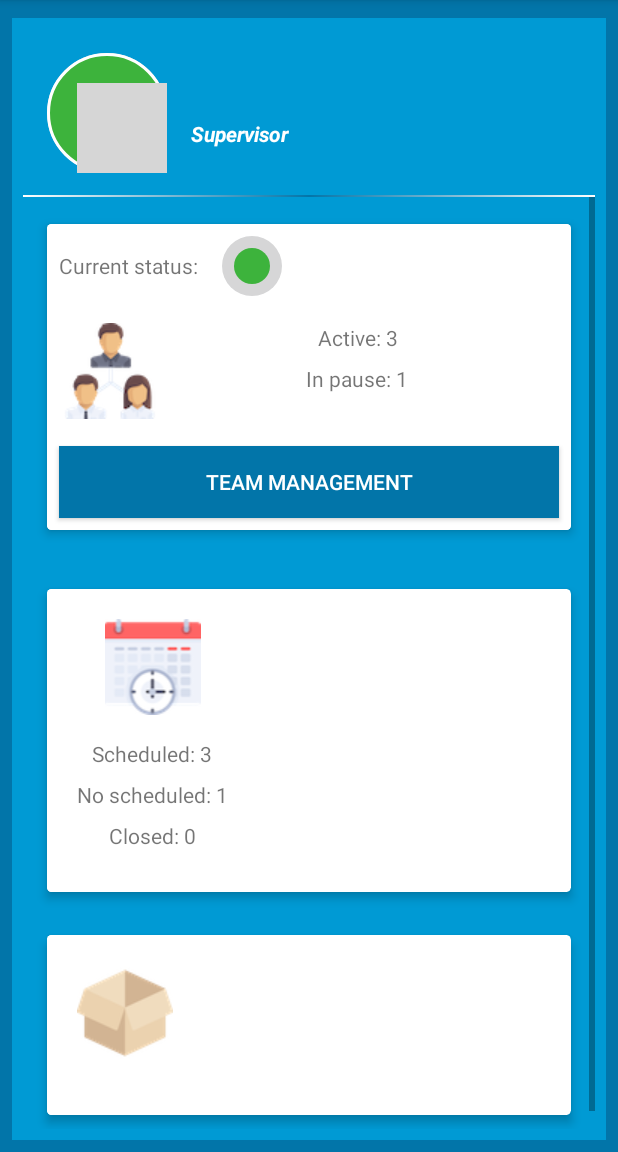
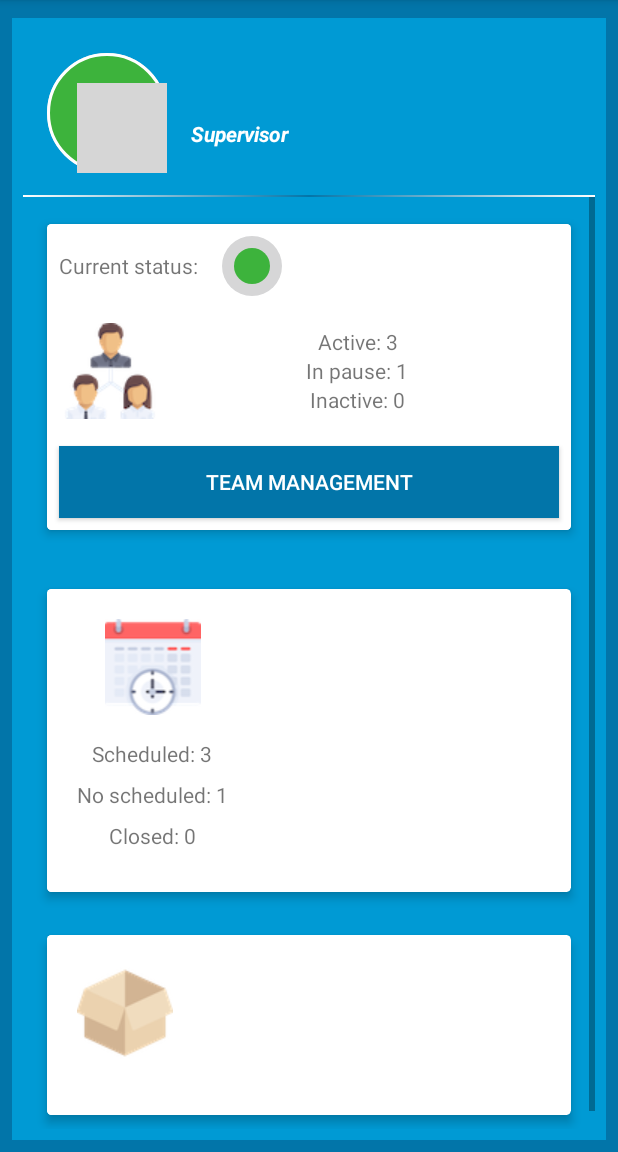
Before and after one commit to andrea07021981/WorkForceTracking, an Android app: the DashBoardFragment screen opened directly, with no data from a screen before it, on a phone screen of 412 x 824 dp, the part 84-1236 px from its top. Run offline under Robolectric (Android 15) with nearby library versions, the phone set to English and light mode, and no system bars; our stand-ins replace CircleImageView, Room's generated code; libraries missing offline, so code that uses them is left out: android.arch.persistence; pictures from the network do not load; 2 statements that could not run were skipped; grey boxes are pictures that could not be loaded.

Commit message:
Data corrections

```diff
--- a/app/src/main/AndroidManifest.xml
+++ b/app/src/main/AndroidManifest.xml
@@ -35,7 +35,8 @@
         <activity
             android:name=".ui.DashBoardActivity"
             android:theme="@style/AppThemeNoActionBar" />
-        <activity android:name=".TeamManagementActivity"></activity>
+        <activity android:name=".ui.TeamManagementActivity"
+            android:theme="@style/AppThemeExplode" />
     </application>
 
 </manifest>
--- a/app/src/main/java/com/projects/andreafranco/workforcetracking/ui/DashBoardActivity.java
+++ b/app/src/main/java/com/projects/andreafranco/workforcetracking/ui/DashBoardActivity.java
@@ -1,5 +1,6 @@
 package com.projects.andreafranco.workforcetracking.ui;
 
+import android.content.Intent;
 import android.graphics.Color;
 import android.support.annotation.NonNull;
 import android.support.design.widget.NavigationView;
@@ -38,7 +39,6 @@ public class DashBoardActivity extends SingleFragmentActivity implements DashBoa
     }
 
     private void setUpNavigationDrawer() {
-        //TODO Set the view model and get data from the active user
         Toolbar toolbar = (Toolbar) findViewById(R.id.dashboard_toolbar);
         setSupportActionBar(toolbar);
 
--- a/app/src/main/java/com/projects/andreafranco/workforcetracking/ui/DashBoardFragment.java
+++ b/app/src/main/java/com/projects/andreafranco/workforcetracking/ui/DashBoardFragment.java
@@ -3,10 +3,14 @@ package com.projects.andreafranco.workforcetracking.ui;
 import android.arch.lifecycle.Observer;
 import android.arch.lifecycle.ViewModelProviders;
 import android.content.Context;
+import android.content.Intent;
 import android.graphics.BitmapFactory;
 import android.os.Bundle;
 import android.support.annotation.Nullable;
+import android.support.constraint.ConstraintLayout;
+import android.support.v4.app.ActivityOptionsCompat;
 import android.support.v4.app.Fragment;
+import android.support.v4.view.ViewCompat;
 import android.support.v7.widget.RecyclerView;
 import android.support.v7.widget.StaggeredGridLayoutManager;
 import android.view.LayoutInflater;
@@ -16,6 +20,7 @@ import android.widget.TextView;
 
 import com.projects.andreafranco.workforcetracking.R;
 import com.projects.andreafranco.workforcetracking.local.entity.UserEntity;
+import com.projects.andreafranco.workforcetracking.model.DashboardFunction;
 import com.projects.andreafranco.workforcetracking.ui.component.CircleImageView;
 import com.projects.andreafranco.workforcetracking.ui.component.DashBoardRecycleViewAdapter;
 import com.projects.andreafranco.workforcetracking.ui.component.SpacesItemDecoration;
@@ -24,8 +29,9 @@ import com.projects.andreafranco.workforcetracking.viewmodel.UserViewModel;
 /**
  * create an instance of this fragment.
  */
-public class DashBoardFragment extends Fragment {
+public class DashBoardFragment extends Fragment implements DashBoardRecycleViewAdapter.OnItemInteractionListener {
     private static final String ARG_PARAM1 = "param1";
+    private static final String USER_ID = "user_id";
     private int mUserId;
 
     private OnDashBoardFragmentInteractionListener mListener;
@@ -96,7 +102,7 @@ public class DashBoardFragment extends Fragment {
         mRecyclerView = view.findViewById(R.id.main_recycleview);
         StaggeredGridLayoutManager staggeredGridLayoutManager = new StaggeredGridLayoutManager(1, StaggeredGridLayoutManager.VERTICAL);
         mRecyclerView.setLayoutManager(staggeredGridLayoutManager);
-        DashBoardRecycleViewAdapter dashBoardRecycleViewAdapter = new DashBoardRecycleViewAdapter(mUserId, getActivity());
+        DashBoardRecycleViewAdapter dashBoardRecycleViewAdapter = new DashBoardRecycleViewAdapter(mUserId, getActivity(), this);
         mRecyclerView.setAdapter(dashBoardRecycleViewAdapter);
         SpacesItemDecoration decoration = new SpacesItemDecoration(16);
         mRecyclerView.addItemDecoration(decoration);
@@ -133,6 +139,26 @@ public class DashBoardFragment extends Fragment {
         mListener = null;
     }
 
+    //Events from recycleview
+    @Override
+    public void onItemSelected(DashboardFunction dashboardFunction) {
+        switch (dashboardFunction.getFunctionType()) {
+            case DashboardFunction.FUNCTION_TEAM:
+                Intent intent = new Intent(getActivity(), TeamManagementActivity.class);
+                intent.putExtra(USER_ID, mUserId);
+                startActivity(intent);
+                break;
+
+            case DashboardFunction.FUNCTION_CALENDAR:
+                break;
+
+            case DashboardFunction.FUNCTION_MATERIAL:
+                break;
+
+            default:
+                break;
+        }
+    }
 
     public interface OnDashBoardFragmentInteractionListener {
         void onFragmentInteraction();
--- a/app/src/main/java/com/projects/andreafranco/workforcetracking/TeamManagementActivity.java
+++ b/app/src/main/java/com/projects/andreafranco/workforcetracking/ui/TeamManagementActivity.java
@@ -1,7 +1,9 @@
-package com.projects.andreafranco.workforcetracking;
+package com.projects.andreafranco.workforcetracking.ui;
 
 import android.support.v7.app.AppCompatActivity;
 import android.os.Bundle;
+
+import com.projects.andreafranco.workforcetracking.R;
 
 public class TeamManagementActivity extends AppCompatActivity {
 
--- a/app/src/main/java/com/projects/andreafranco/workforcetracking/ui/component/DashBoardRecycleViewAdapter.java
+++ b/app/src/main/java/com/projects/andreafranco/workforcetracking/ui/component/DashBoardRecycleViewAdapter.java
@@ -2,17 +2,18 @@ package com.projects.andreafranco.workforcetracking.ui.component;
 
 import android.content.Context;
 import android.support.annotation.NonNull;
+import android.support.v4.app.Fragment;
 import android.support.v7.widget.CardView;
 import android.support.v7.widget.RecyclerView;
 import android.support.v7.widget.StaggeredGridLayoutManager;
 import android.view.LayoutInflater;
 import android.view.View;
 import android.view.ViewGroup;
-import android.widget.ImageView;
+import android.widget.Button;
 
-import com.projects.andreafranco.workforcetracking.FunctionTeamFragment;
 import com.projects.andreafranco.workforcetracking.R;
 import com.projects.andreafranco.workforcetracking.model.DashboardFunction;
+import com.projects.andreafranco.workforcetracking.ui.DashBoardFragment;
 
 import java.util.ArrayList;
 import java.util.Arrays;
@@ -22,8 +23,9 @@ public class DashBoardRecycleViewAdapter extends RecyclerView.Adapter<DashBoardR
     private final int mUserId;
     private final Context mContext;
     private List<DashboardFunction> mImageList;
+    private OnItemInteractionListener mListener;
 
-    public DashBoardRecycleViewAdapter(int userId, Context context) {
+    public DashBoardRecycleViewAdapter(int userId, Context context, Fragment fragment) {
         mUserId = userId;
         mContext = context;
         //TODO, based on user type (Team leader or others) we'll have differents home pages. Now, we set it up with fixed images
@@ -33,6 +35,17 @@ public class DashBoardRecycleViewAdapter extends RecyclerView.Adapter<DashBoardR
                 new DashboardFunction(DashboardFunction.FUNCTION_TEAM),
                 new DashboardFunction(DashboardFunction.FUNCTION_CALENDAR),
                 new DashboardFunction(DashboardFunction.FUNCTION_MATERIAL)));
+
+        if (fragment instanceof OnItemInteractionListener) {
+            mListener = (OnItemInteractionListener) fragment;
+        } else {
+            throw new RuntimeException(context.toString()
+                    + " must implement OnItemInteractionListener");
+        }
+    }
+
+    public interface OnItemInteractionListener {
+        void onItemSelected(DashboardFunction dashboardFunction);
     }
 
     @Override
@@ -60,7 +73,6 @@ public class DashBoardRecycleViewAdapter extends RecyclerView.Adapter<DashBoardR
 
         switch (viewType) {
             case DashboardFunction.FUNCTION_TEAM:
-                //TODO, create one fragment for every function. Fragment will contain the cardview xml
                 layoutView = LayoutInflater.from(parent.getContext()).inflate(R.layout.team_item_view, parent, false);
                 dashBoardViewHolder = new DashBoardViewHolder(layoutView, viewType);
                 break;
@@ -126,6 +138,8 @@ public class DashBoardRecycleViewAdapter extends RecyclerView.Adapter<DashBoardR
                     //Expand the item
                     //layoutParams.setFullSpan(true);
                     mLayout.setLayoutParams(layoutParams);
+                    Button manageTeamButton = mLayout.findViewById(R.id.mangeteam_button);
+                    manageTeamButton.setOnClickListener(v -> mListener.onItemSelected(function));
                     break;
 
                 case DashboardFunction.FUNCTION_CALENDAR:
--- a/app/src/main/res/layout/fragment_dashboard.xml
+++ b/app/src/main/res/layout/fragment_dashboard.xml
@@ -30,7 +30,8 @@
             app:civ_border_color="@android:color/white"
             app:layout_constraintBottom_toBottomOf="parent"
             app:layout_constraintStart_toStartOf="parent"
-            app:layout_constraintTop_toTopOf="parent" />
+            app:layout_constraintTop_toTopOf="parent"
+            android:transitionName="team_management_transition"/>
 
         <ImageButton
             android:layout_width="60dp"
--- a/app/src/main/res/layout/team_item_view.xml
+++ b/app/src/main/res/layout/team_item_view.xml
@@ -42,7 +42,8 @@
                 app:civ_border_overlay="true"
                 app:civ_border_width="2dp"
                 android:background="@drawable/circle"
-                app:civ_border_color="@color/colorPrimaryDark"/>
+                app:civ_border_color="@color/colorPrimaryDark"
+                android:transitionName="simple_activity_transition"/>
         </LinearLayout>
 
         <LinearLayout
@@ -63,31 +64,29 @@
             <LinearLayout
                 android:layout_width="match_parent"
                 android:layout_height="match_parent"
-                android:orientation="vertical">
+                android:orientation="vertical"
+                android:gravity="center_vertical">
 
                 <TextView
                     android:text="Active: 3"
                     android:id="@+id/activeusers_textview"
                     android:layout_width="match_parent"
                     android:layout_height="wrap_content"
-                    android:gravity="center"
-                    android:paddingBottom="@dimen/activity_vertical_padding_8" />
+                    android:gravity="center"/>
 
                 <TextView
                     android:text="In pause: 1"
                     android:id="@+id/pauseusers_textview"
                     android:layout_width="match_parent"
                     android:layout_height="wrap_content"
-                    android:gravity="center"
-                    android:paddingBottom="@dimen/activity_vertical_padding_8" />
+                    android:gravity="center" />
 
                 <TextView
                     android:text="Inactive: 0"
                     android:id="@+id/inactiveusers_textview"
                     android:layout_width="match_parent"
                     android:layout_height="wrap_content"
-                    android:gravity="center"
-                    android:paddingBottom="@dimen/activity_vertical_padding_8" />
+                    android:gravity="center"/>
             </LinearLayout>
         </LinearLayout>
 
--- a/app/src/main/res/values/styles.xml
+++ b/app/src/main/res/values/styles.xml
@@ -8,13 +8,7 @@
         <item name="colorAccent">@color/browser_actions_text_color</item>
     </style>
 
-    <style name="AppTheme.NoActionBar">
-        <item name="windowActionBar">false</item>
-        <item name="windowNoTitle">true</item>
-    </style>
-
     <style name="AppThemeNoActionBar" parent="Theme.AppCompat.Light.NoActionBar">
-        <!-- Customize your theme here. -->
         <item name="colorPrimary">@color/colorPrimary</item>
         <item name="colorPrimaryDark">@color/colorPrimaryDark</item>
         <item name="colorAccent">@color/browser_actions_text_color</item>
```
Also changed, not shown: app/src/main/java/com/projects/andreafranco/workforcetracking/FunctionTeamFragment.java (deleted, +0 -104 lines), app/src/main/res/layout/activity_team_management.xml (+1 -8 lines).
